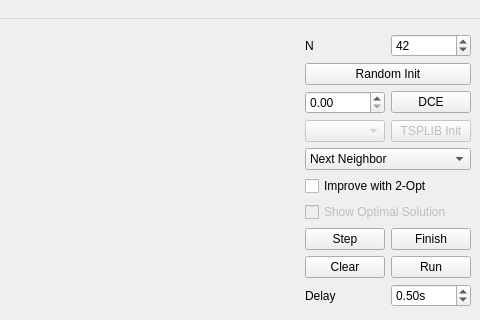
This is mainwidget.ui in surt91/TSPview as Qt 5 draws it before an edit; both pictures show x 464 to 944 and y 0 to 320 of the 944 by 731 pixel window. The edited form follows.
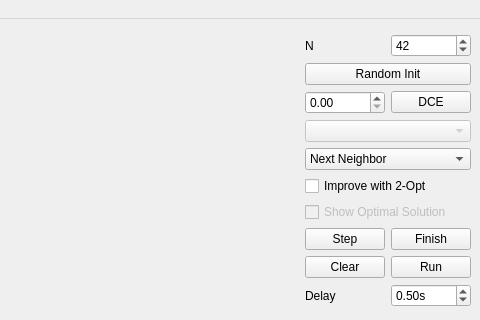
This is the edited form. Custom widgets are drawn as their Qt base class.

What changed in the file:
```diff
--- a/mainwidget.ui
+++ b/mainwidget.ui
@@ -82,23 +82,6 @@
         </item>
        </widget>
       </item>
-      <item row="3" column="0">
-       <widget class="QComboBox" name="comboTSPLIB">
-        <property name="enabled">
-         <bool>false</bool>
-        </property>
-       </widget>
-      </item>
-      <item row="3" column="1">
-       <widget class="QPushButton" name="pushButtonTSPLIB">
-        <property name="enabled">
-         <bool>false</bool>
-        </property>
-        <property name="text">
-         <string>TSPLIB Init</string>
-        </property>
-       </widget>
-      </item>
       <item row="10" column="1">
        <spacer name="verticalSpacer">
         <property name="orientation">
@@ -264,6 +247,13 @@
         </property>
        </widget>
       </item>
+      <item row="3" column="0" colspan="2">
+       <widget class="QComboBox" name="comboTSPLIB">
+        <property name="enabled">
+         <bool>false</bool>
+        </property>
+       </widget>
+      </item>
      </layout>
     </item>
     <item row="0" column="0" rowspan="2">
```
